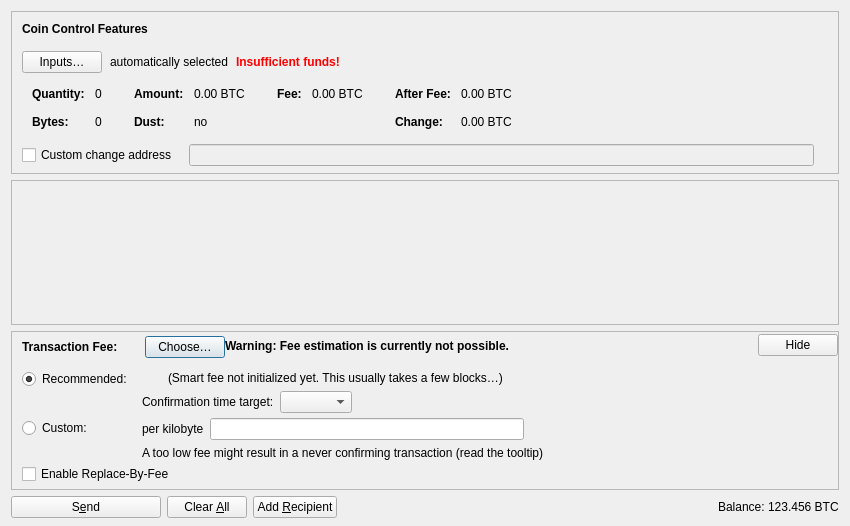
Qt form src/qt/forms/sendcoinsdialog.ui (genisyskernel/koyotecoin) before a commit.
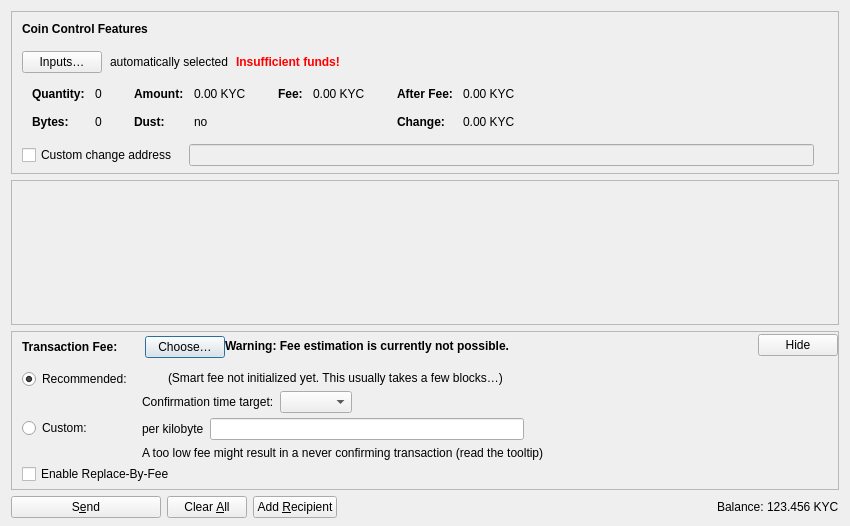
The same form after that commit. Icons and pictures are not drawn. Custom widgets are drawn as their Qt base class.

Patch:
```diff
--- a/src/qt/forms/sendcoinsdialog.ui
+++ b/src/qt/forms/sendcoinsdialog.ui
@@ -324,7 +324,7 @@
                   <enum>Qt::ActionsContextMenu</enum>
                  </property>
                  <property name="text">
-                  <string notr="true">0.00 BTC</string>
+                  <string notr="true">0.00 KYC</string>
                  </property>
                  <property name="textInteractionFlags">
                   <set>Qt::LinksAccessibleByMouse|Qt::TextSelectableByKeyboard|Qt::TextSelectableByMouse</set>
@@ -404,7 +404,7 @@
                   <enum>Qt::ActionsContextMenu</enum>
                  </property>
                  <property name="text">
-                  <string notr="true">0.00 BTC</string>
+                  <string notr="true">0.00 KYC</string>
                  </property>
                  <property name="textInteractionFlags">
                   <set>Qt::LinksAccessibleByMouse|Qt::TextSelectableByKeyboard|Qt::TextSelectableByMouse</set>
@@ -455,7 +455,7 @@
                   <enum>Qt::ActionsContextMenu</enum>
                  </property>
                  <property name="text">
-                  <string notr="true">0.00 BTC</string>
+                  <string notr="true">0.00 KYC</string>
                  </property>
                  <property name="textInteractionFlags">
                   <set>Qt::LinksAccessibleByMouse|Qt::TextSelectableByKeyboard|Qt::TextSelectableByMouse</set>
@@ -484,7 +484,7 @@
                   <enum>Qt::ActionsContextMenu</enum>
                  </property>
                  <property name="text">
-                  <string notr="true">0.00 BTC</string>
+                  <string notr="true">0.00 KYC</string>
                  </property>
                  <property name="textInteractionFlags">
                   <set>Qt::LinksAccessibleByMouse|Qt::TextSelectableByKeyboard|Qt::TextSelectableByMouse</set>
@@ -1214,7 +1214,7 @@
           <cursorShape>IBeamCursor</cursorShape>
          </property>
          <property name="text">
-          <string notr="true">123.456 BTC</string>
+          <string notr="true">123.456 KYC</string>
          </property>
          <property name="textInteractionFlags">
           <set>Qt::LinksAccessibleByMouse|Qt::TextSelectableByKeyboard|Qt::TextSelectableByMouse</set>
```
Left out of the diff: 20 changed lines with no effect on the pictures.
